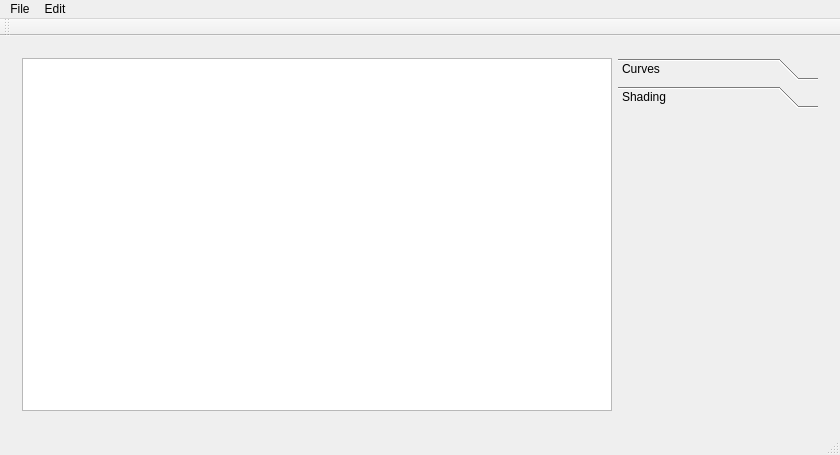
Qt form mainwindow.ui (ftasse/ShadingCurves) before a commit.
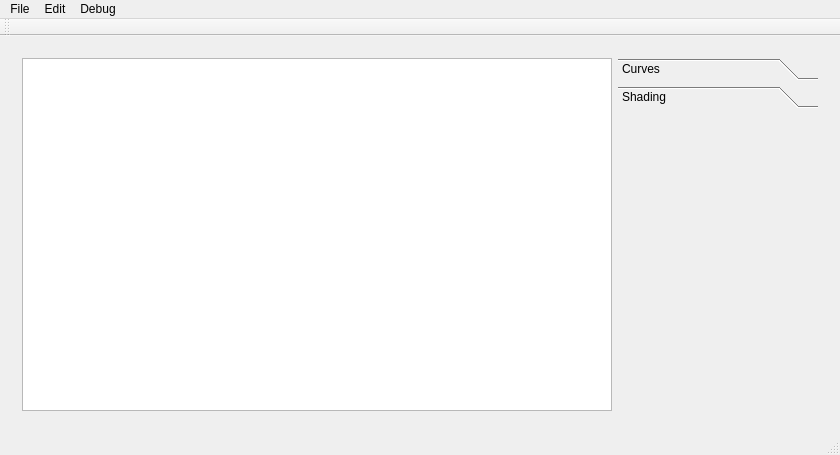
The same form after that commit. The open tabs and pages were chosen to show the change. Custom widgets are drawn as their Qt base class.

Commit message: Debug window for distance transform added

What changed in the file:
```diff
--- a/mainwindow.ui
+++ b/mainwindow.ui
@@ -151,7 +151,7 @@
      <x>0</x>
      <y>0</y>
      <width>840</width>
-     <height>25</height>
+     <height>21</height>
     </rect>
    </property>
    <widget class="QMenu" name="menuFile">
@@ -170,8 +170,15 @@
     </property>
     <addaction name="actionCreate_BSpline"/>
    </widget>
+   <widget class="QMenu" name="menuDebug">
+    <property name="title">
+     <string>Debug</string>
+    </property>
+    <addaction name="actionDistance_transform"/>
+   </widget>
    <addaction name="menuFile"/>
    <addaction name="menuEdit"/>
+   <addaction name="menuDebug"/>
   </widget>
   <widget class="QToolBar" name="mainToolBar">
    <attribute name="toolBarArea">
```
Left out of the diff: 11 changed lines with no effect on the pictures. The commit also changes 10 other files.
